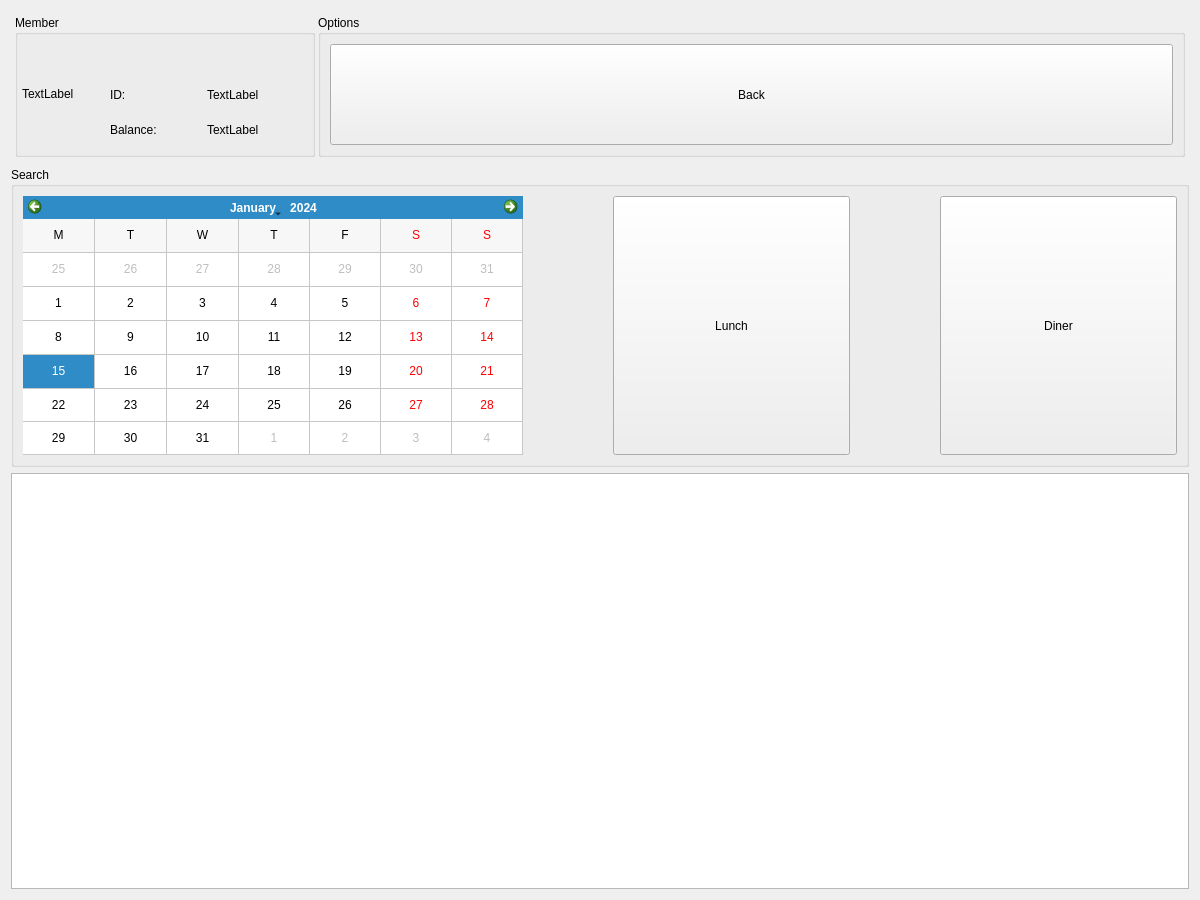
eguzki/penyamanager, file penyamanager/tablereservationview.ui: the form before one commit.
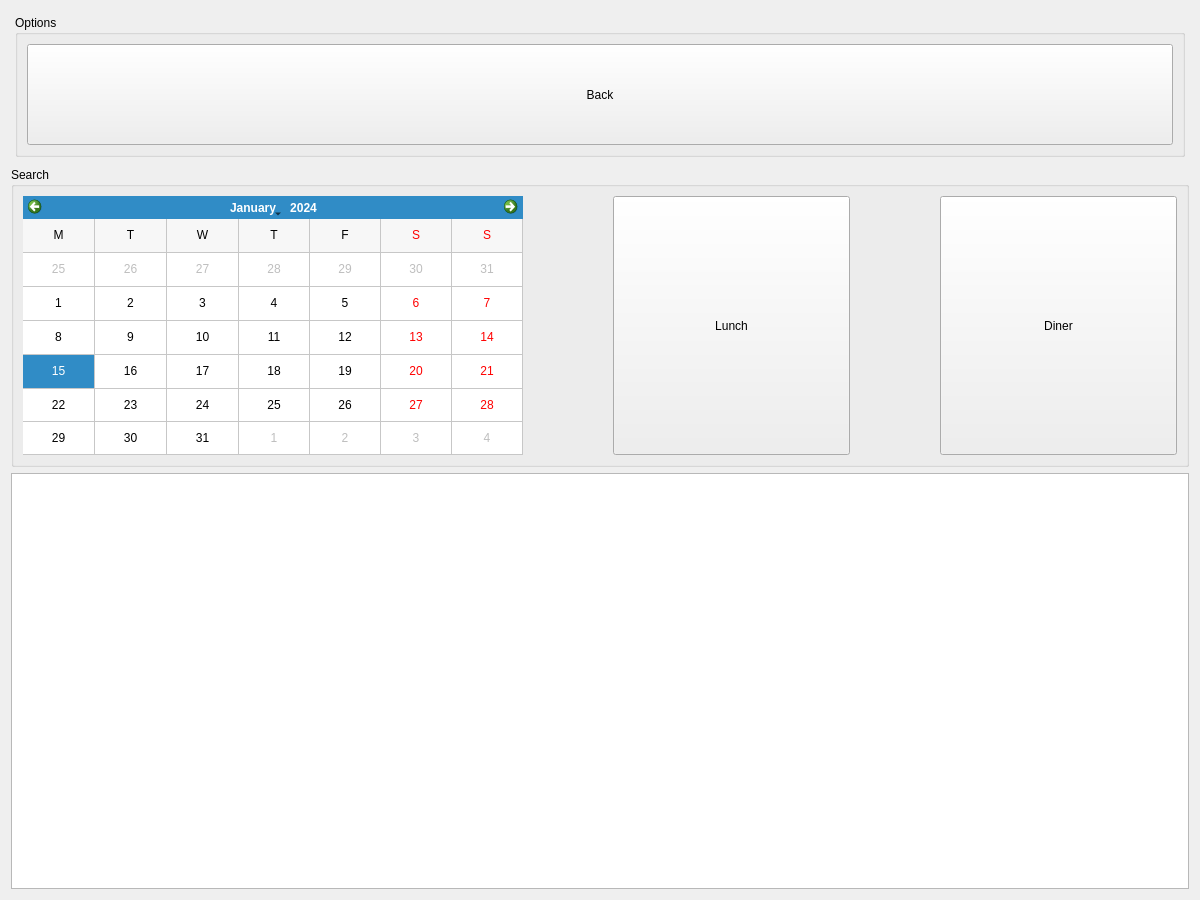
The form after the commit.

Commit message: [FEATURE] invoice detail from member invoice list

The edit to the form file:
```diff
--- a/penyamanager/tablereservationview.ui
+++ b/penyamanager/tablereservationview.ui
@@ -56,159 +56,6 @@
       <property name="bottomMargin">
        <number>4</number>
       </property>
-      <item>
-       <widget class="QGroupBox" name="memberGroupBox">
-        <property name="minimumSize">
-         <size>
-          <width>300</width>
-          <height>0</height>
-         </size>
-        </property>
-        <property name="maximumSize">
-         <size>
-          <width>300</width>
-          <height>16777215</height>
-         </size>
-        </property>
-        <property name="title">
-         <string>Member</string>
-        </property>
-        <layout class="QHBoxLayout" name="horizontalLayout_2">
-         <property name="spacing">
-          <number>3</number>
-         </property>
-         <property name="leftMargin">
-          <number>4</number>
-         </property>
-         <property name="topMargin">
-          <number>4</number>
-         </property>
-         <property name="rightMargin">
-          <number>4</number>
-         </property>
-         <property name="bottomMargin">
-          <number>4</number>
-         </property>
-         <item>
-          <widget class="QLabel" name="memberImage">
-           <property name="minimumSize">
-            <size>
-             <width>80</width>
-             <height>80</height>
-            </size>
-           </property>
-           <property name="maximumSize">
-            <size>
-             <width>80</width>
-             <height>80</height>
-            </size>
-           </property>
-           <property name="text">
-            <string>TextLabel</string>
-           </property>
-          </widget>
-         </item>
-         <item>
-          <widget class="QWidget" name="memberViewWidget" native="true">
-           <layout class="QVBoxLayout" name="verticalLayout_2">
-            <property name="spacing">
-             <number>3</number>
-            </property>
-            <property name="leftMargin">
-             <number>4</number>
-            </property>
-            <property name="topMargin">
-             <number>4</number>
-            </property>
-            <property name="rightMargin">
-             <number>4</number>
-            </property>
-            <property name="bottomMargin">
-             <number>4</number>
-            </property>
-            <item>
-             <widget class="QLabel" name="memberNameLabel">
-              <property name="text">
-               <string/>
-              </property>
-             </widget>
-            </item>
-            <item>
-             <widget class="QWidget" name="memberIdWidget" native="true">
-              <layout class="QHBoxLayout" name="horizontalLayout_3">
-               <property name="spacing">
-                <number>1</number>
-               </property>
-               <property name="leftMargin">
-                <number>1</number>
-               </property>
-               <property name="topMargin">
-                <number>1</number>
-               </property>
-               <property name="rightMargin">
-                <number>1</number>
-               </property>
-               <property name="bottomMargin">
-                <number>1</number>
-               </property>
-               <item>
-                <widget class="QLabel" name="memberIdLabel">
-                 <property name="text">
-                  <string>ID:</string>
-                 </property>
-                </widget>
-               </item>
-               <item>
-                <widget class="QLabel" name="memberIdInfoLabel">
-                 <property name="text">
-                  <string>TextLabel</string>
-                 </property>
-                </widget>
-               </item>
-              </layout>
-             </widget>
-            </item>
-            <item>
-             <widget class="QWidget" name="memberAccountWidget" native="true">
-              <layout class="QHBoxLayout" name="horizontalLayout_4">
-               <property name="spacing">
-                <number>1</number>
-               </property>
-               <property name="leftMargin">
-                <number>1</number>
-               </property>
-               <property name="topMargin">
-                <number>1</number>
-               </property>
-               <property name="rightMargin">
-                <number>1</number>
-               </property>
-               <property name="bottomMargin">
-                <number>1</number>
-               </property>
-               <item>
-                <widget class="QLabel" name="memberAccountLabel">
-                 <property name="text">
-                  <string>Balance:</string>
-                 </property>
-                </widget>
-               </item>
-               <item>
-                <widget class="QLabel" name="memberAccountInfoLabel">
-                 <property name="text">
-                  <string>TextLabel</string>
-                 </property>
-                </widget>
-               </item>
-              </layout>
-             </widget>
-            </item>
-           </layout>
-          </widget>
-         </item>
-        </layout>
-       </widget>
-      </item>
       <item>
        <widget class="QGroupBox" name="optionsGroupBox">
         <property name="sizePolicy">
```
Left out of the diff: 2 changed lines with no effect on the pictures. The commit also changes 35 other files.
